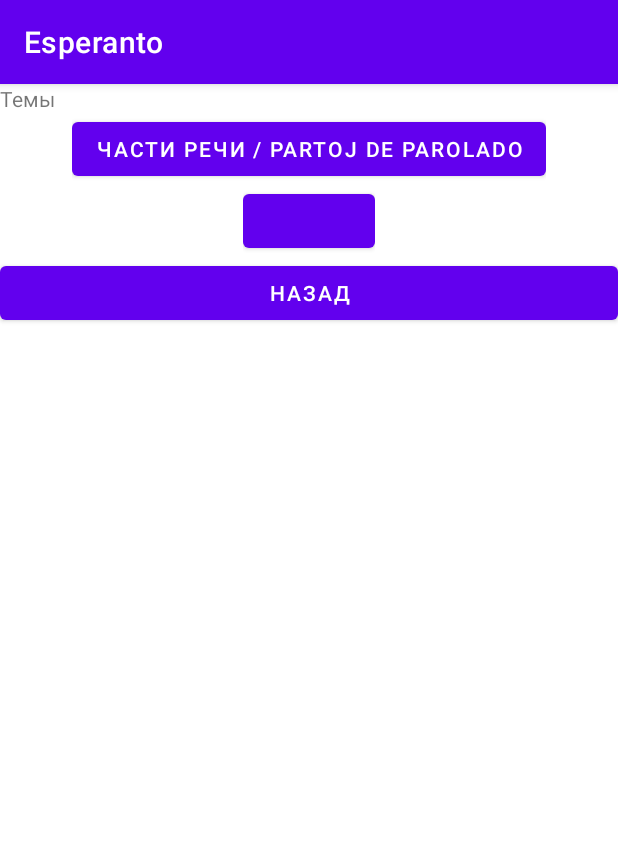
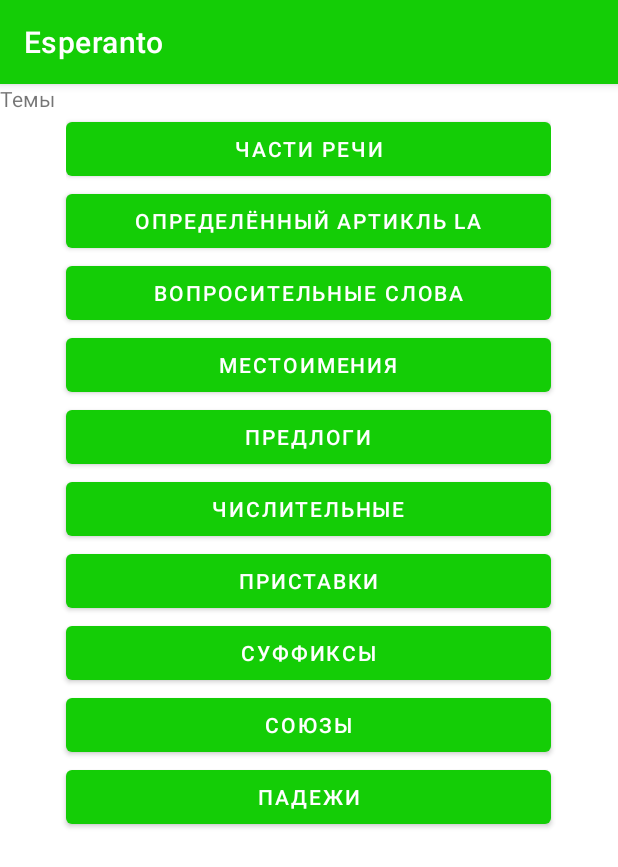
Before and after one commit to Klyushova/Esperanto, an Android app: the Grammari screen opened directly, with no data from a screen before it, on a phone screen of 412 x 824 dp. Shown: the top 867 px of the screen. Run offline under Robolectric (Android 15) with nearby library versions, the phone set to English and light mode, and no system bars.

Commit message:
cyxo no dopustim

```diff
--- a/app/src/main/java/com/example/esperanto/Grammari.java
+++ b/app/src/main/java/com/example/esperanto/Grammari.java
@@ -13,7 +13,7 @@ import com.example.esperanto.databinding.GrammariMenuBinding;
 
 public class Grammari extends AppCompatActivity {
     private  GrammariMenuBinding binding;
-
+    public static String i = "chastiRechi";
     public static Intent newInstance(Context context) {
         return new Intent(context, Grammari.class);
     }
@@ -22,8 +22,21 @@ public class Grammari extends AppCompatActivity {
         super.onCreate(savedInstanceState);
         binding = GrammariMenuBinding.inflate(getLayoutInflater());
         setContentView(binding.getRoot());
-        binding.chastiRechi.setOnClickListener(view ->
-                startActivity(partojDeParolado.newInstance( this)));
+        binding.chastiRechi.setOnClickListener(view ->{
+                    i = "chastiRechi";
+                    startActivity(partojDeParolado.newInstance(this));
+                }
+                );
+        binding.la.setOnClickListener(view ->{
+                    i = "la";
+                    startActivity(partojDeParolado.newInstance(this));
+                }
+        );
+        binding.vopross.setOnClickListener(view ->{
+                    i = "vopross";
+                    startActivity(partojDeParolado.newInstance(this));
+                }
+        );
         Button nexti =(Button)findViewById(R.id.button);
 
         nexti.setOnClickListener(new Button.OnClickListener() {
--- a/app/src/main/java/com/example/esperanto/MenuWord.java
+++ b/app/src/main/java/com/example/esperanto/MenuWord.java
@@ -29,9 +29,6 @@ public class MenuWord extends AppCompatActivity {
                 finish();
             }
         });
-        binding.fam.setOnClickListener(view -> {
-            DatabaseHelp.getAll();
-        });
 
     }
     }
--- a/app/src/main/res/layout/grammari_menu.xml
+++ b/app/src/main/res/layout/grammari_menu.xml
@@ -18,22 +18,74 @@
 
         <Button
             android:id="@+id/chastiRechi"
-            android:layout_width="wrap_content"
+            android:layout_width="323dp"
             android:layout_height="wrap_content"
             android:layout_gravity="center"
-            android:text="Части речи / partoj de parolado"/>
+            android:text="Части речи"/>
     </LinearLayout>
 
     <LinearLayout
-        android:layout_width="wrap_content"
-        android:layout_height="wrap_content"
+        android:layout_width="match_parent"
+        android:layout_height="match_parent"
         android:orientation="vertical"
         android:layout_gravity="center">
         <Button
-            android:layout_width="wrap_content"
+            android:id="@+id/la"
+            android:layout_width="323dp"
             android:layout_height="wrap_content"
             android:layout_gravity="center"
-            />
+            android:text="Определённый артикль la" />
+        <Button
+            android:id="@+id/vopross"
+            android:layout_width="323dp"
+            android:layout_height="wrap_content"
+            android:layout_gravity="center"
+            android:text="Вопросительные слова" />
+
+        <Button
+            android:id="@+id/mestoim"
+            android:layout_width="323dp"
+            android:layout_height="wrap_content"
+            android:layout_gravity="center"
+            android:text="Местоимения" />
+        <Button
+            android:id="@+id/predl"
+            android:layout_width="323dp"
+            android:layout_height="wrap_content"
+            android:layout_gravity="center"
+            android:text="Предлоги" />
+        <Button
+            android:id="@+id/chisl"
+            android:layout_width="323dp"
+            android:layout_height="wrap_content"
+            android:layout_gravity="center"
+            android:text="Числительные" />
+        <Button
+            android:id="@+id/pristv"
+            android:layout_width="323dp"
+            android:layout_height="wrap_content"
+            android:layout_gravity="center"
+            android:text="Приставки" />
+        <Button
+            android:id="@+id/cyww"
+            android:layout_width="323dp"
+            android:layout_height="wrap_content"
+            android:layout_gravity="center"
+            android:text="Суффиксы" />
+        <Button
+            android:id="@+id/cow"
+            android:layout_width="323dp"
+            android:layout_height="wrap_content"
+            android:layout_gravity="center"
+            android:text="Союзы" />
+        <Button
+            android:id="@+id/pade"
+            android:layout_width="323dp"
+            android:layout_height="wrap_content"
+            android:layout_gravity="center"
+            android:text="Падежи" />
+
+
     </LinearLayout>
     <Button
         android:id="@+id/button"
--- a/app/src/main/res/values/colors.xml
+++ b/app/src/main/res/values/colors.xml
@@ -1,8 +1,8 @@
 <?xml version="1.0" encoding="utf-8"?>
 <resources>
-    <color name="purple_200">#FFBB86FC</color>
-    <color name="purple_500">#FF6200EE</color>
-    <color name="purple_700">#FF3700B3</color>
+    <color name="purple_200">#03C338</color>
+    <color name="purple_500">#14CD06</color>
+    <color name="purple_700">#27B300</color>
     <color name="teal_200">#FF03DAC5</color>
     <color name="teal_700">#FF018786</color>
     <color name="black">#FF000000</color>
```
Also changed, not shown: app/src/main/java/com/example/esperanto/DatabaseHelp.java (deleted, +0 -84 lines), app/src/main/java/com/example/esperanto/familio.java (deleted, +0 -47 lines), app/src/main/java/com/example/esperanto/partojDeParolado.java (+54 -3 lines), app/src/main/java/com/example/esperanto/word.java (added, +16 -0 lines), app/src/main/res/layout/recicle_menu_word.xml (added, +13 -0 lines).
